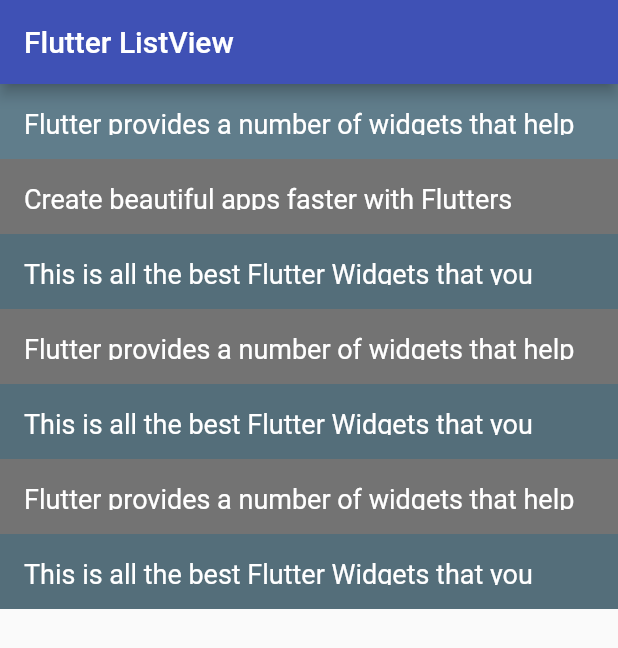
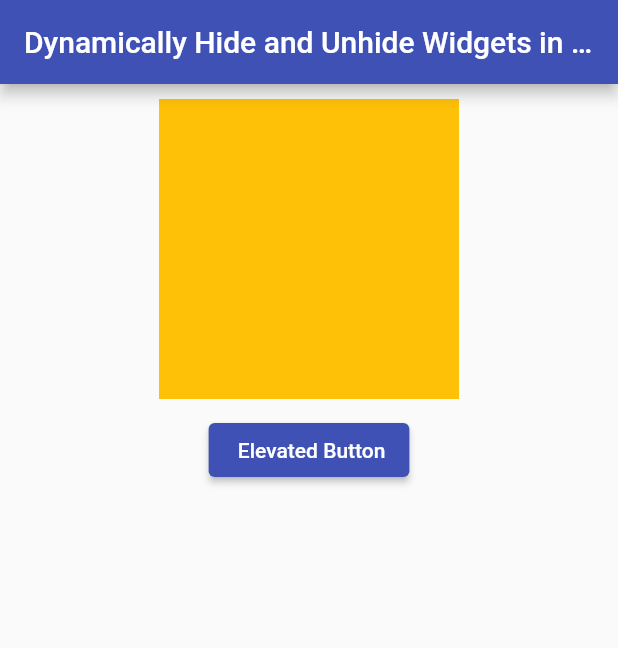
Before and after one commit to mdmanik74/Flutter-Practices, a Flutter app: the screen it shows after launch, on a phone screen of 412 x 824 dp. Shown: the top 648 px of the screen. Run offline on Flutter 3.47's test engine with Material 2 defaults, Android fonts, the phone set to English and light mode, and no system bars.

Commit message:
Dynamically Hide and Unhide

```diff
--- a/lib/main.dart
+++ b/lib/main.dart
@@ -1,3 +1,42 @@
+import 'package:flutter/material.dart';
+
+void main() =>runApp(MyApp());
+class MyApp extends StatelessWidget{
+  @override
+  var isVisible = true;
+  Widget build(BuildContext context){
+    return MaterialApp(
+      debugShowCheckedModeBanner: false,
+      title: 'Flutter Demo',
+      theme: ThemeData(primarySwatch: Colors.indigo),
+      home: Scaffold(
+        appBar: AppBar(title: Text('Dynamically Hide and Unhide Widgets in Flutter'),),
+        body: Center(
+            child: Column(children: [
+              Visibility(visible: isVisible,
+                child:Container(
+                  margin: const EdgeInsets.all(10.0),
+                  color: Colors.amber,
+                  width: 200.0,
+                  height: 200.0,
+                ),),
+              ElevatedButton(onPressed: () {
+                setState(() {
+                  isVisible = !isVisible;
+                });
+              },
+                  child: Text(' Elevated Button'))],)
+        ),
+      ),
+    );
+  }
+
+  void setState(Null Function() param0) {}
+}
+
+
+
+/*
 import 'package:flutter/material.dart';
 
 void main() =>runApp(MyApp());
@@ -64,3 +103,5 @@
     );
   }
 }
+
+*/
```
